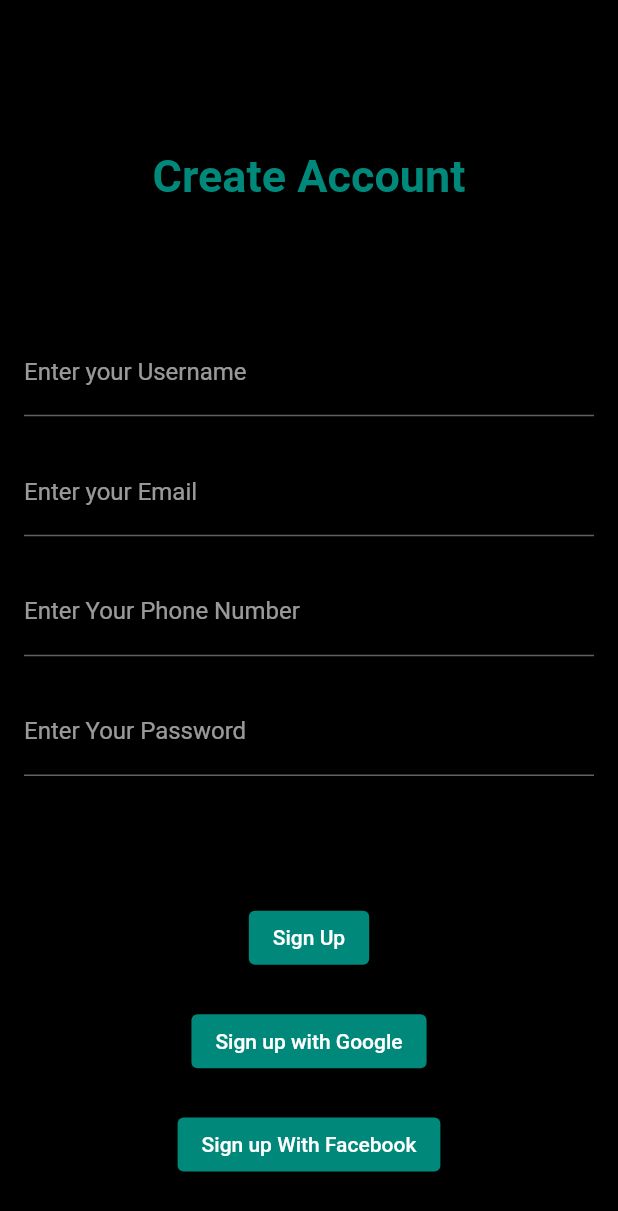
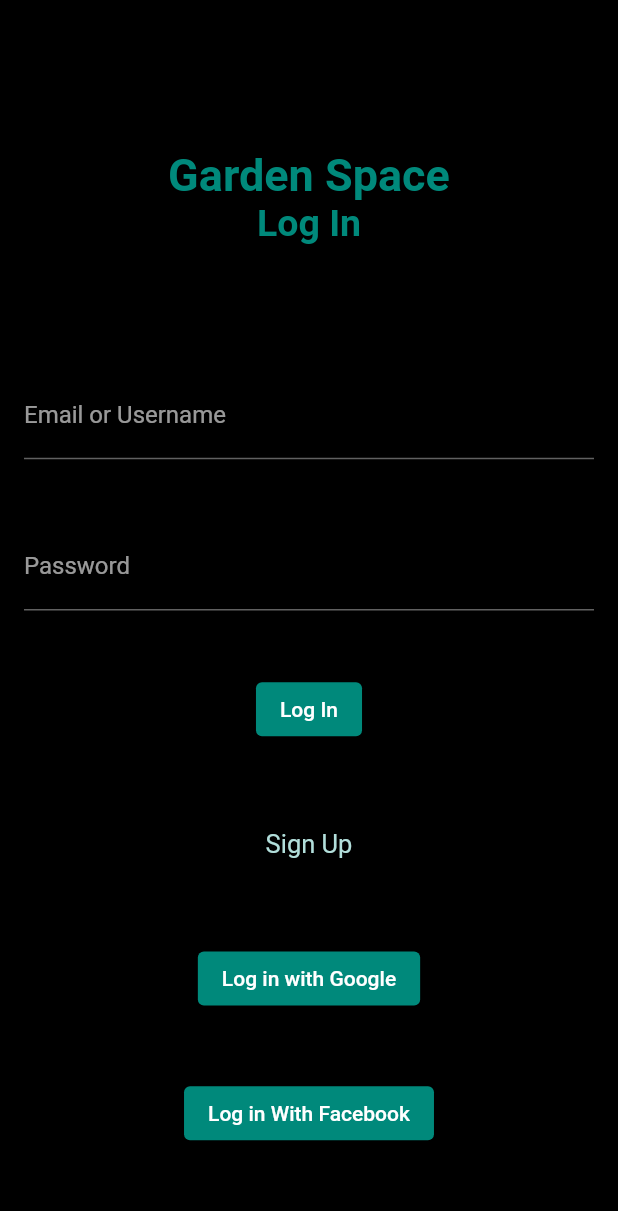
Before and after one commit to Veronica-Salgado/garden_space_3, a Flutter app: the screen it shows after launch, on a phone screen of 412 x 824 dp. Shown: the top 1211 px of the screen. Run offline on Flutter 3.47's test engine with Material 2 defaults, Android fonts, the phone set to English and light mode, and no system bars.

```diff
--- /dev/null
+++ b/lib/login_screen.dart
@@ -0,0 +1,77 @@
+import 'package:flutter/material.dart';
+
+class LogInScreen extends StatelessWidget {
+  const LogInScreen({Key? key}) : super(key: key);
+
+  @override
+  Widget build(BuildContext context) {
+    return Scaffold(
+      backgroundColor: Colors.black,
+      body: Padding(
+        padding: const EdgeInsets.all(16.0),
+        child: Column(
+          mainAxisAlignment: MainAxisAlignment.start,
+          children: <Widget>[
+            const Spacer(
+              flex: 2,
+            ),
+            Text(
+              'Garden Space',
+              style: TextStyle(
+                fontWeight: FontWeight.bold,
+                fontSize: 30,
+                color: Colors.teal.shade600,
+              ),
+            ), //Garden Space
+            Text(
+              'Log In',
+              style: TextStyle(
+                fontWeight: FontWeight.bold,
+                fontSize: 25,
+                color: Colors.teal.shade600,
+              ),
+            ), //Log In
+            const Spacer(
+              flex: 2,
+            ),
+            TextField(
+                style: TextStyle(color: Colors.teal.shade100),
+                decoration:
+                    const InputDecoration(labelText: 'Email or Username')),
+            const Spacer(),
+            const TextField(
+              decoration: InputDecoration(
+                labelText: 'Password',
+              ),
+            ),
+            const Spacer(),
+            ElevatedButton(
+              onPressed: () {
+                Navigator.pushNamed(context, '/third');
+              },
+              child: const Text('Log In'),
+            ),
+            const Spacer(),
+            TextButton(
+              onPressed: () {
+                Navigator.pushNamed(context, '/second');
+              },
+              child: const Text('Sign Up'),
+            ), //Sign Up
+            const Spacer(),
+            ElevatedButton(
+              onPressed: () {},
+              child: const Text('Log in with Google'),
+            ),
+            const Spacer(),
+            ElevatedButton(
+              onPressed: () {},
+              child: const Text('Log in With Facebook'),
+            ),
+            const Spacer()
+          ],
+        ),
+      ),
+    );
+  }
+}
--- a/pubspec.yaml
+++ b/pubspec.yaml
@@ -43,8 +43,8 @@ flutter:
   uses-material-design: true
 
   # To add assets to your application, add an assets section, like this:
-  # assets:
-  #  - images/a_dot_burr.jpeg
+  assets:
+   - images/
   #  - images/a_dot_ham.jpeg
 
   # An image asset can refer to one or more resolution-specific "variants", see
```
Also changed, not shown: lib/Home.dart (deleted, +0 -73 lines), lib/create_account.dart (added, +74 -0 lines), lib/home.dart (added, +111 -0 lines), lib/large_photo.dart (added, +32 -0 lines), lib/main.dart (+18 -67 lines), lib/small_photo.dart (added, +32 -0 lines), images/image.jpg (added).
